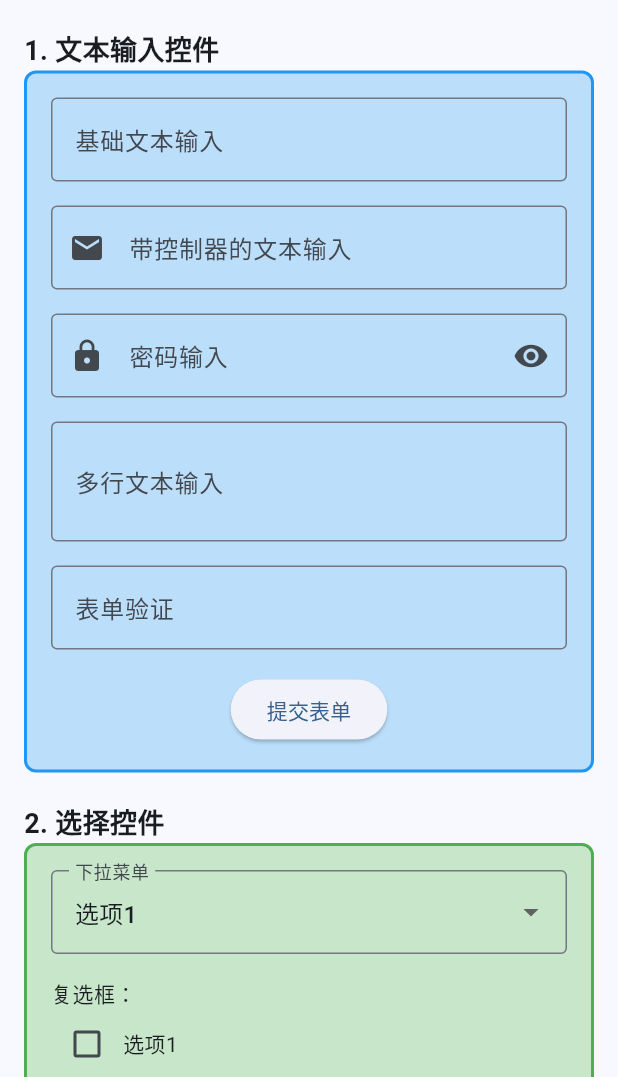
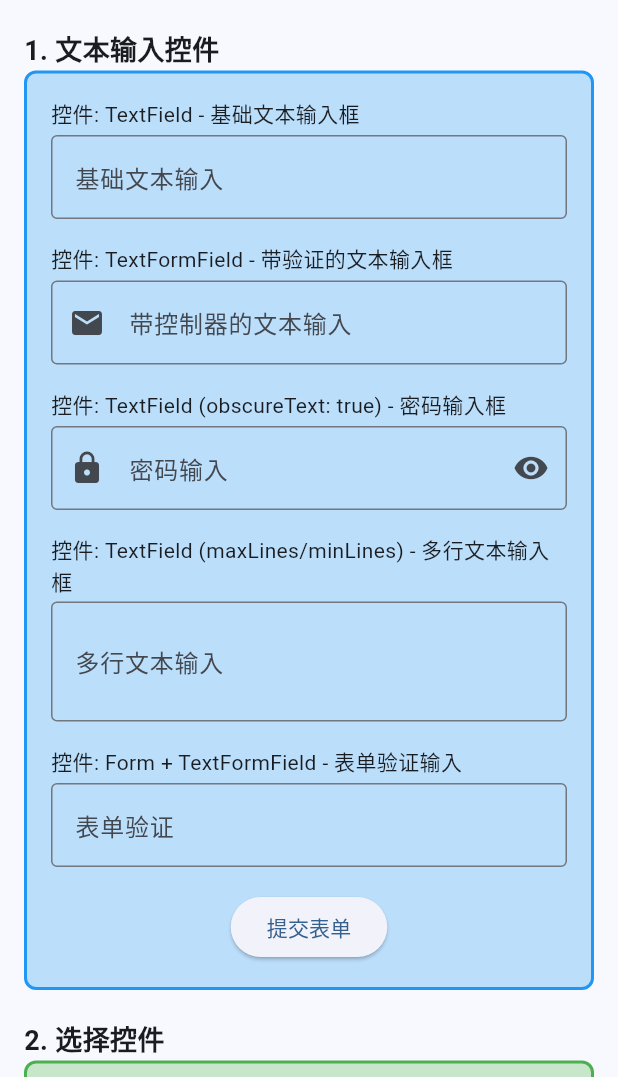
Before and after one commit to YuDongZhang/flutter_tutorial, a Flutter app: the screen it shows after launch, scrolled down 192 dp, after a tap on "输入控件", on a phone screen of 412 x 824 dp, the part 159-1236 px from its top. Run offline on Flutter 3.47's test engine with Material 3 defaults, Android fonts, the phone set to English and light mode, and no system bars.

Commit message:
添加了标签

```diff
--- a/lib/input_demo.dart
+++ b/lib/input_demo.dart
@@ -98,7 +98,12 @@ class _TextFieldExamplesState extends State<_TextFieldExamples> {
       ),
       child: Column(
         children: [
-          // 基础文本输入
+          // 基础文本输入 - TextField
+          Column(
+            crossAxisAlignment: CrossAxisAlignment.start,
+            children: [
+              const Text('控件: TextField - 基础文本输入框'),
+              const SizedBox(height: 4),
               TextField(
                 decoration: const InputDecoration(
                   labelText: '基础文本输入',
@@ -106,9 +111,16 @@ class _TextFieldExamplesState extends State<_TextFieldExamples> {
                   hintText: '请输入文本',
                 ),
               ),
+            ],
+          ),
           const SizedBox(height: 16),
 
-          // 带控制器的文本输入
+          // 带控制器的文本输入 - TextFormField
+          Column(
+            crossAxisAlignment: CrossAxisAlignment.start,
+            children: [
+              const Text('控件: TextFormField - 带验证的文本输入框'),
+              const SizedBox(height: 4),
               TextFormField(
                 controller: _emailController,
                 decoration: const InputDecoration(
@@ -130,9 +142,16 @@ class _TextFieldExamplesState extends State<_TextFieldExamples> {
                   return null;
                 },
               ),
+            ],
+          ),
           const SizedBox(height: 16),
 
-          // 密码输入
+          // 密码输入 - TextField with obscureText
+          Column(
+            crossAxisAlignment: CrossAxisAlignment.start,
+            children: [
+              const Text('控件: TextField (obscureText: true) - 密码输入框'),
+              const SizedBox(height: 4),
               TextField(
                 controller: _passwordController,
                 decoration: const InputDecoration(
@@ -145,9 +164,16 @@ class _TextFieldExamplesState extends State<_TextFieldExamples> {
                 obscureText: true,
                 keyboardType: TextInputType.visiblePassword,
               ),
+            ],
+          ),
           const SizedBox(height: 16),
 
-          // 多行文本输入
+          // 多行文本输入 - TextField with maxLines
+          Column(
+            crossAxisAlignment: CrossAxisAlignment.start,
+            children: [
+              const Text('控件: TextField (maxLines/minLines) - 多行文本输入框'),
+              const SizedBox(height: 4),
               TextField(
                 decoration: const InputDecoration(
                   labelText: '多行文本输入',
@@ -157,9 +183,16 @@ class _TextFieldExamplesState extends State<_TextFieldExamples> {
                 maxLines: 3,
                 minLines: 2,
               ),
+            ],
+          ),
           const SizedBox(height: 16),
 
-          // 带表单验证的文本输入
+          // 带表单验证的文本输入 - Form + TextFormField
+          Column(
+            crossAxisAlignment: CrossAxisAlignment.start,
+            children: [
+              const Text('控件: Form + TextFormField - 表单验证输入'),
+              const SizedBox(height: 4),
               Form(
                 key: _formKey,
                 child: Column(
@@ -197,6 +230,8 @@ class _TextFieldExamplesState extends State<_TextFieldExamples> {
                     ),
                   ],
                 ),
+              ),
+            ],
           ),
         ],
       ),
@@ -241,7 +276,12 @@ class _SelectionControlsExamplesState
       ),
       child: Column(
         children: [
-          // 下拉菜单
+          // 下拉菜单 - DropdownButtonFormField
+          Column(
+            crossAxisAlignment: CrossAxisAlignment.start,
+            children: [
+              const Text('控件: DropdownButtonFormField - 下拉选择框'),
+              const SizedBox(height: 4),
               DropdownButtonFormField<String>(
                 value: _dropdownValue,
                 decoration: const InputDecoration(
@@ -260,13 +300,16 @@ class _SelectionControlsExamplesState
                   });
                 },
               ),
+            ],
+          ),
           const SizedBox(height: 16),
 
-          // 复选框
+          // 复选框 - Checkbox
           Column(
             crossAxisAlignment: CrossAxisAlignment.start,
             children: [
-              const Text('复选框：'),
+              const Text('控件: Checkbox - 复选框'),
+              const SizedBox(height: 4),
               Row(
                 children: [
                   Checkbox(
@@ -278,10 +321,7 @@ class _SelectionControlsExamplesState
                     },
                   ),
                   const Text('选项1'),
-                ],
-              ),
-              Row(
-                children: [
+                  const SizedBox(width: 16),
                   Checkbox(
                     value: _isChecked2,
                     onChanged: (bool? value) {
@@ -297,7 +337,12 @@ class _SelectionControlsExamplesState
           ),
           const SizedBox(height: 16),
 
-          // 复选框列表项
+          // 复选框列表项 - CheckboxListTile
+          Column(
+            crossAxisAlignment: CrossAxisAlignment.start,
+            children: [
+              const Text('控件: CheckboxListTile - 复选框列表项'),
+              const SizedBox(height: 4),
               CheckboxListTile(
                 title: const Text('复选框列表项'),
                 subtitle: const Text('这是一个带标题和副标题的复选框'),
@@ -309,14 +354,17 @@ class _SelectionControlsExamplesState
                 },
                 secondary: const Icon(Icons.check_box),
               ),
+            ],
+          ),
           const SizedBox(height: 16),
 
-          // 单选按钮组
+          // 单选按钮 - Radio
           Column(
             crossAxisAlignment: CrossAxisAlignment.start,
             children: [
-              const Text('单选按钮组：'),
-              Column(
+              const Text('控件: Radio - 单选按钮'),
+              const SizedBox(height: 4),
+              Row(
                 children: _radioItems.map((String value) {
                   return Row(
                     children: [
@@ -330,6 +378,7 @@ class _SelectionControlsExamplesState
                         },
                       ),
                       Text(value),
+                      const SizedBox(width: 8),
                     ],
                   );
                 }).toList(),
@@ -338,7 +387,12 @@ class _SelectionControlsExamplesState
           ),
           const SizedBox(height: 16),
 
-          // 单选按钮列表项
+          // 单选按钮列表项 - RadioListTile
+          Column(
+            crossAxisAlignment: CrossAxisAlignment.start,
+            children: [
+              const Text('控件: RadioListTile - 单选按钮列表项'),
+              const SizedBox(height: 4),
               RadioListTile<String>(
                 title: const Text('单选按钮列表项'),
                 subtitle: const Text('这是一个带标题和副标题的单选按钮'),
@@ -351,13 +405,20 @@ class _SelectionControlsExamplesState
                 },
                 secondary: const Icon(Icons.radio_button_checked),
               ),
+            ],
+          ),
           const SizedBox(height: 16),
 
-          // 开关
+          // 开关 - Switch
+          Column(
+            crossAxisAlignment: CrossAxisAlignment.start,
+            children: [
+              const Text('控件: Switch - 开关控件'),
+              const SizedBox(height: 4),
               Row(
                 mainAxisAlignment: MainAxisAlignment.spaceBetween,
                 children: [
-              const Text('开关控件：'),
+                  const Text('开关状态'),
                   Switch(
                     value: _isSwitched,
                     onChanged: (bool value) {
@@ -365,6 +426,8 @@ class _SelectionControlsExamplesState
                         _isSwitched = value;
                       });
                     },
+                  ),
+                ],
               ),
             ],
           ),
@@ -389,6 +452,13 @@ class _ButtonExamples extends StatelessWidget {
       ),
       child: Column(
         children: [
+          // 按钮控件说明
+          const Text(
+            '控件: ElevatedButton, TextButton, OutlinedButton - 各种按钮类型',
+            style: TextStyle(fontSize: 12, color: Colors.grey),
+          ),
+          const SizedBox(height: 8),
+
           // 按钮行1
           Row(
             mainAxisAlignment: MainAxisAlignment.spaceEvenly,
@@ -426,6 +496,13 @@ class _ButtonExamples extends StatelessWidget {
           ),
           const SizedBox(height: 16),
 
+          // 带图标的按钮控件说明
+          const Text(
+            '控件: ElevatedButton.icon, TextButton.icon, OutlinedButton.icon - 带图标的按钮',
+            style: TextStyle(fontSize: 12, color: Colors.grey),
+          ),
+          const SizedBox(height: 8),
+
           // 按钮行2
           Row(
             mainAxisAlignment: MainAxisAlignment.spaceEvenly,
@@ -453,6 +530,13 @@ class _ButtonExamples extends StatelessWidget {
             ],
           ),
           const SizedBox(height: 16),
+
+          // 图标按钮控件说明
+          const Text(
+            '控件: IconButton - 图标按钮',
+            style: TextStyle(fontSize: 12, color: Colors.grey),
+          ),
+          const SizedBox(height: 8),
 
           // 图标按钮
           Row(
@@ -482,6 +566,13 @@ class _ButtonExamples extends StatelessWidget {
             ],
           ),
           const SizedBox(height: 16),
+
+          // 浮动操作按钮控件说明
+          const Text(
+            '控件: FloatingActionButton - 浮动操作按钮',
+            style: TextStyle(fontSize: 12, color: Colors.grey),
+          ),
+          const SizedBox(height: 8),
 
           // 浮动操作按钮（模拟）
           Container(
@@ -525,6 +616,13 @@ class _SliderExamplesState extends State<_SliderExamples> {
       ),
       child: Column(
         children: [
+          // 滑块控件说明
+          const Text(
+            '控件: Slider - 基础滑块控件',
+            style: TextStyle(fontSize: 12, color: Colors.grey),
+          ),
+          const SizedBox(height: 8),
+
           // 基础滑块
           Column(
             children: [
@@ -551,6 +649,13 @@ class _SliderExamplesState extends State<_SliderExamples> {
             ],
           ),
           const SizedBox(height: 16),
+
+          // 带刻度的滑块控件说明
+          const Text(
+            '控件: Slider (带divisions和label) - 带刻度的滑块',
+            style: TextStyle(fontSize: 12, color: Colors.grey),
+          ),
+          const SizedBox(height: 8),
 
           // 带刻度的滑块
           Column(
@@ -582,6 +687,13 @@ class _SliderExamplesState extends State<_SliderExamples> {
             ],
           ),
           const SizedBox(height: 16),
+
+          // 范围滑块控件说明
+          const Text(
+            '控件: RangeSlider - 范围滑块控件',
+            style: TextStyle(fontSize: 12, color: Colors.grey),
+          ),
+          const SizedBox(height: 8),
 
           // 范围滑块
           Column(
@@ -662,6 +774,13 @@ class _DateTimePickerExamples extends StatelessWidget {
       ),
       child: Column(
         children: [
+          // 日期时间选择器控件说明
+          const Text(
+            '控件: showDatePicker, showTimePicker - 日期时间选择器',
+            style: TextStyle(fontSize: 12, color: Colors.grey),
+          ),
+          const SizedBox(height: 8),
+
           // 日期选择器按钮
           ElevatedButton(
             onPressed: () => _selectDate(context),
--- a/lib/network_demo.dart
+++ b/lib/network_demo.dart
@@ -1,4 +1,3 @@
-
 // Flutter网络请求演示
 import 'dart:convert';
 import 'package:flutter/material.dart';
--- a/lib/state_management_demo.dart
+++ b/lib/state_management_demo.dart
@@ -1,4 +1,3 @@
-
 // Flutter状态管理演示
 import 'package:flutter/material.dart';
 
```
Lines whose indentation alone changed are shown as unchanged.
